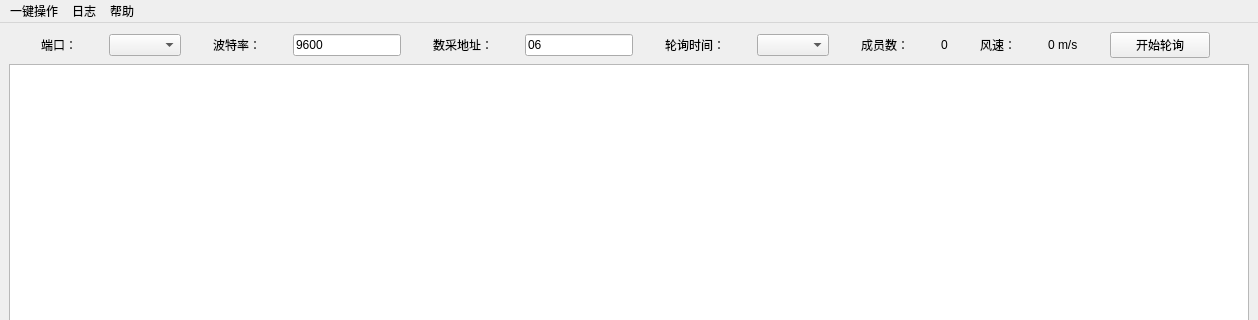
Above: QtDesigner/main_window.ui from jelly-lemon/contrl_sys_ui before the change; both pictures show x 0 to 1258 and y 0 to 320 of the 1258 by 599 pixel window. Below: the same form after it.
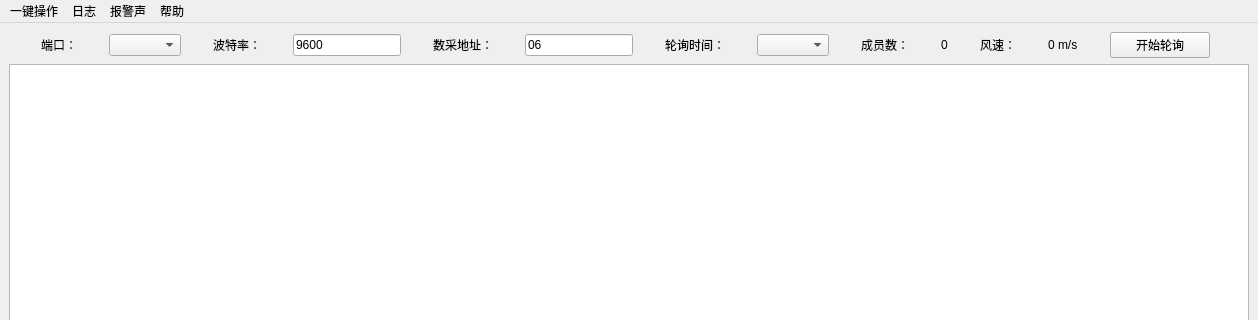
That is the form after the change.

Diff of the .ui file:
```diff
--- a/QtDesigner/main_window.ui
+++ b/QtDesigner/main_window.ui
@@ -302,8 +302,15 @@
     <addaction name="separator"/>
     <addaction name="error_log"/>
    </widget>
+   <widget class="QMenu" name="menu_2">
+    <property name="title">
+     <string>报警声</string>
+    </property>
+    <addaction name="close_beep"/>
+   </widget>
    <addaction name="menu"/>
    <addaction name="menu_log"/>
+   <addaction name="menu_2"/>
    <addaction name="menu_help"/>
   </widget>
   <action name="restart">
```
Left out of the diff: 12 changed lines with no effect on the pictures.
